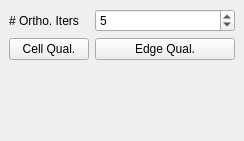
Above: Umbra/umbra_dockwidget_base.ui from rustychris/umbra before the change. Below: the same form after it.
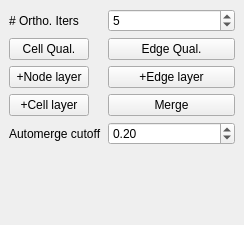
That is the form after the change.

Diff of the .ui file:
```diff
--- a/Umbra/umbra_dockwidget_base.ui
+++ b/Umbra/umbra_dockwidget_base.ui
@@ -7,7 +7,7 @@
     <x>0</x>
     <y>0</y>
     <width>244</width>
-    <height>141</height>
+    <height>225</height>
    </rect>
   </property>
   <property name="windowTitle">
@@ -51,6 +51,51 @@
         </property>
        </widget>
       </item>
+      <item row="3" column="0">
+       <widget class="QPushButton" name="addNodesButton">
+        <property name="text">
+         <string>+Node layer</string>
+        </property>
+       </widget>
+      </item>
+      <item row="3" column="1">
+       <widget class="QPushButton" name="addEdgesButton">
+        <property name="text">
+         <string>+Edge layer</string>
+        </property>
+       </widget>
+      </item>
+      <item row="5" column="0">
+       <widget class="QPushButton" name="addCellsButton">
+        <property name="text">
+         <string>+Cell layer</string>
+        </property>
+       </widget>
+      </item>
+      <item row="5" column="1">
+       <widget class="QPushButton" name="mergeGridsButton">
+        <property name="text">
+         <string>Merge</string>
+        </property>
+       </widget>
+      </item>
+      <item row="6" column="1">
+       <widget class="QDoubleSpinBox" name="automerge_thresh">
+        <property name="toolTip">
+         <string>When non-negative, splits will merge co-circular triangles.</string>
+        </property>
+        <property name="value">
+         <double>0.200000000000000</double>
+        </property>
+       </widget>
+      </item>
+      <item row="6" column="0">
+       <widget class="QLabel" name="label_2">
+        <property name="text">
+         <string>Automerge cutoff</string>
+        </property>
+       </widget>
+      </item>
      </layout>
     </item>
    </layout>
```
